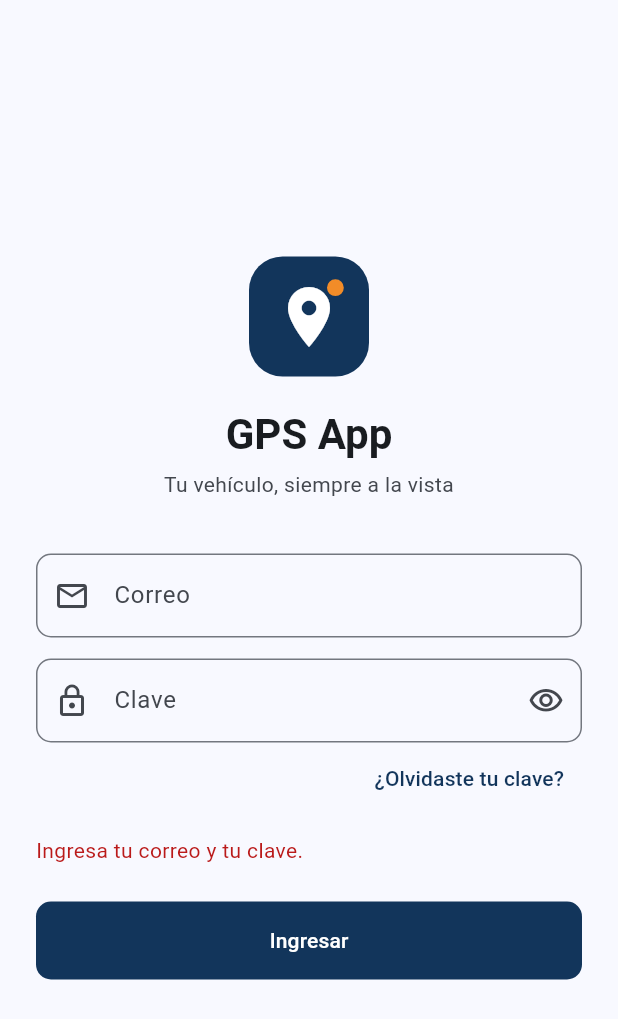
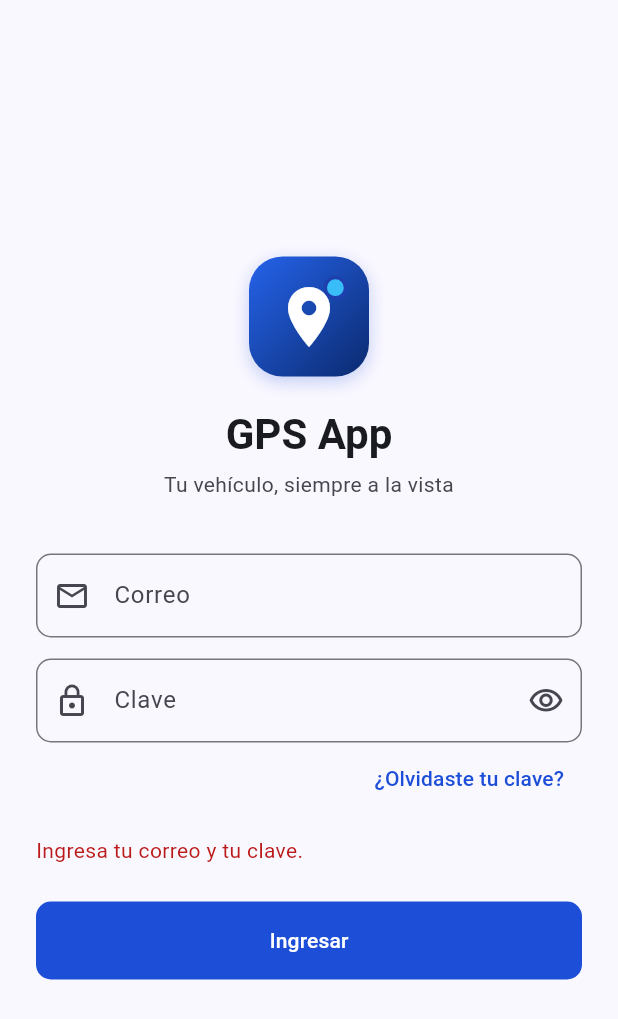
Before and after one commit to mromoc1/gps-app, a Flutter app: the screen it shows after launch, after a tap on "Ingresar", on a phone screen of 412 x 824 dp. Shown: the top 1019 px of the screen. Run offline on Flutter 3.47's test engine with Material 3 defaults, Android fonts, the phone set to English and light mode, and no system bars; our stand-ins replace firebase_core, firebase_messaging, google_maps_flutter, qr_flutter, shared_preferences; accounts and stored records are empty; network calls fail; statements that could not run were skipped.

Commit message:
v0.9.1: paleta azul moderna, logo e ícono con degradado
Co-Authored-By: Claude Opus 5.5 <noreply@anthropic.com>
Claude-Session: https://claude.ai/code/session_01MdpFb4sKecB8PT387KUcVF

```diff
--- a/lib/brand.dart
+++ b/lib/brand.dart
@@ -1,7 +1,22 @@
 import 'package:flutter/material.dart';
 
-const Color kBrandNavy = Color(0xFF12355B);
-const Color kBrandOrange = Color(0xFFF28C28);
+/// Paleta azul de la marca.
+/// Azul principal: botones, íconos, barra de menú y vehículos en el mapa.
+const Color kBrandBlue = Color(0xFF1D4ED8);
+
+/// Azul profundo: fondo del logo y final del degradado.
+const Color kBrandDeep = Color(0xFF0B2A6F);
+
+/// Celeste de acento: detalles, zonas y punto del logo.
+const Color kBrandAccent = Color(0xFF0EA5E9);
+const Color kBrandSky = Color(0xFF38BDF8);
+
+/// Degradado de la marca (logo e ícono de la app).
+const LinearGradient kBrandGradient = LinearGradient(
+  begin: Alignment.topLeft,
+  end: Alignment.bottomRight,
+  colors: [Color(0xFF2563EB), kBrandDeep],
+);
 
 /// Rojo de vehículo comprometido (marcador, etiqueta y botón de alerta).
 const Color kCompromisedColor = Color(0xFFD32F2F);
@@ -24,8 +39,15 @@ class BrandLogo extends StatelessWidget {
       width: size,
       height: size,
       decoration: BoxDecoration(
-        color: kBrandNavy,
+        gradient: kBrandGradient,
         borderRadius: BorderRadius.circular(size * 0.28),
+        boxShadow: [
+          BoxShadow(
+            color: kBrandBlue.withValues(alpha: 0.25),
+            blurRadius: size * 0.12,
+            offset: Offset(0, size * 0.04),
+          ),
+        ],
       ),
       child: Stack(
         alignment: Alignment.center,
@@ -38,9 +60,9 @@ class BrandLogo extends StatelessWidget {
               width: size * 0.2,
               height: size * 0.2,
               decoration: BoxDecoration(
-                color: kBrandOrange,
+                color: kBrandSky,
                 shape: BoxShape.circle,
-                border: Border.all(color: kBrandNavy, width: size * 0.03),
+                border: Border.all(color: const Color(0xFF1E40AF), width: size * 0.03),
               ),
             ),
           ),
--- a/lib/config.dart
+++ b/lib/config.dart
@@ -6,7 +6,7 @@ const String kAppName = 'GPS App';
 /// Versión de la app. En GitHub Actions se inyectan con --dart-define:
 /// APP_VERSION sale de pubspec.yaml y APP_BUILD es el número de compilación.
 const String kAppVersion =
-    String.fromEnvironment('APP_VERSION', defaultValue: '0.9.0');
+    String.fromEnvironment('APP_VERSION', defaultValue: '0.9.1');
 const String kAppBuild =
     String.fromEnvironment('APP_BUILD', defaultValue: 'local');
 const String kAppCommit = String.fromEnvironment('APP_COMMIT');
--- a/lib/main.dart
+++ b/lib/main.dart
@@ -25,9 +25,10 @@ class GpsApp extends StatelessWidget {
   @override
   Widget build(BuildContext context) {
     final scheme = ColorScheme.fromSeed(
-      seedColor: kBrandNavy,
-      primary: kBrandNavy,
-      secondary: kBrandOrange,
+      seedColor: kBrandBlue,
+      primary: kBrandBlue,
+      secondary: kBrandAccent,
+      onSecondary: Colors.white,
     );
     return MaterialApp(
       title: kAppName,
--- a/lib/marker_icons.dart
+++ b/lib/marker_icons.dart
@@ -27,13 +27,13 @@ class MarkerIcons {
     }
     _cache['start'] = await _circle(Colors.green.shade600, Icons.play_arrow, dpr, size: 30);
     _cache['end'] = await _circle(Colors.red.shade600, Icons.flag, dpr, size: 30);
-    _cache['vertex'] = await _circle(kBrandOrange, Icons.circle, dpr, size: 22);
+    _cache['vertex'] = await _circle(kBrandAccent, Icons.circle, dpr, size: 22);
   }
 
   static final Map<String, Color> _vehicleColors = {
     'offline': Colors.grey.shade600,
     'ignition': Colors.green.shade600,
-    'online': kBrandNavy,
+    'online': kBrandBlue,
     'compromised': kCompromisedColor,
   };
 
--- a/pubspec.yaml
+++ b/pubspec.yaml
@@ -1,7 +1,7 @@
 name: gps_app
 description: GPS App - prototipo de app para clientes (conectada a Traccar).
 publish_to: 'none'
-version: 0.9.0+1
+version: 0.9.1+1
 
 environment:
   sdk: '>=3.4.0 <4.0.0'
@@ -31,5 +31,5 @@ flutter_launcher_icons:
   android: true
   ios: false
   image_path: "assets/icon.png"
-  adaptive_icon_background: "#12355B"
+  adaptive_icon_background: "assets/icon_bg.png"
   adaptive_icon_foreground: "assets/icon_fg.png"
```
Also changed, not shown: assets/icon.png, assets/icon_bg.png (added), assets/icon_fg.png, 1 other file.
